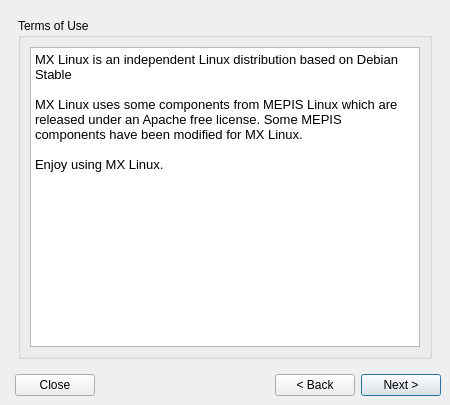
The window that meinstall.ui (anticapitalista/MX-installer) describes before a commit, drawn with Qt 5.
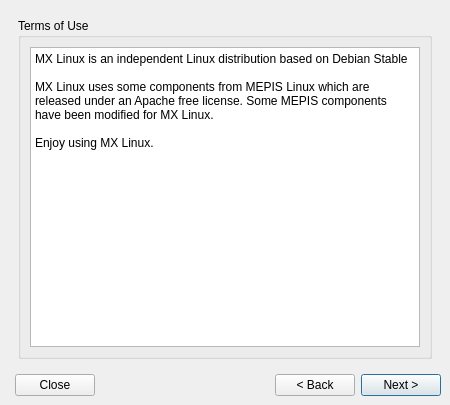
The same window after the commit. The open tabs and pages were chosen to show the change.

Commit message: changed installer text from HTML to plain text

```diff
--- a/meinstall.ui
+++ b/meinstall.ui
@@ -146,7 +146,7 @@
            <number>6</number>
           </property>
           <item row="0" column="0">
-           <widget class="QTextEdit" name="copyrightBrowser">
+           <widget class="QPlainTextEdit" name="copyrightBrowser">
             <property name="sizePolicy">
              <sizepolicy hsizetype="MinimumExpanding" vsizetype="MinimumExpanding">
               <horstretch>0</horstretch>
@@ -180,19 +180,15 @@
             <property name="horizontalScrollBarPolicy">
              <enum>Qt::ScrollBarAlwaysOff</enum>
             </property>
-            <property name="readOnly">
-             <bool>true</bool>
+            <property name="plainText">
+             <string>MX Linux is an independent Linux distribution based on Debian Stable
+
+MX Linux uses some components from MEPIS Linux which are released under an Apache free license. Some MEPIS components have been modified for MX Linux.
+
+Enjoy using MX Linux.</string>
             </property>
-            <property name="html">
-             <string>&lt;!DOCTYPE HTML PUBLIC &quot;-//W3C//DTD HTML 4.0//EN&quot; &quot;http://www.w3.org/TR/REC-html40/strict.dtd&quot;&gt;
-&lt;html&gt;&lt;head&gt;&lt;meta name=&quot;qrichtext&quot; content=&quot;1&quot; /&gt;&lt;style type=&quot;text/css&quot;&gt;
-p, li { white-space: pre-wrap; }
-&lt;/style&gt;&lt;/head&gt;&lt;body style=&quot; font-family:'Droid Sans'; font-size:10.5pt; font-weight:400; font-style:normal;&quot;&gt;
-&lt;p style=&quot; margin-top:0px; margin-bottom:0px; margin-left:0px; margin-right:0px; -qt-block-indent:0; text-indent:0px;&quot;&gt;&lt;span style=&quot; font-family:'Sans'; font-size:10pt;&quot;&gt;MX Linux is an independent Linux distribution based on Debian Stable&lt;/span&gt;&lt;/p&gt;
-&lt;p style=&quot;-qt-paragraph-type:empty; margin-top:0px; margin-bottom:0px; margin-left:0px; margin-right:0px; -qt-block-indent:0; text-indent:0px; font-family:'Sans'; font-size:10pt;&quot;&gt;&lt;br /&gt;&lt;/p&gt;
-&lt;p style=&quot; margin-top:0px; margin-bottom:0px; margin-left:0px; margin-right:0px; -qt-block-indent:0; text-indent:0px;&quot;&gt;&lt;span style=&quot; font-family:'Sans'; font-size:10pt;&quot;&gt;MX Linux uses some components from MEPIS Linux which are released under an Apache free license. Some MEPIS components have been modified for MX Linux.&lt;/span&gt;&lt;/p&gt;
-&lt;p style=&quot;-qt-paragraph-type:empty; margin-top:0px; margin-bottom:0px; margin-left:0px; margin-right:0px; -qt-block-indent:0; text-indent:0px; font-family:'Sans'; font-size:10pt;&quot;&gt;&lt;br /&gt;&lt;/p&gt;
-&lt;p style=&quot; margin-top:0px; margin-bottom:0px; margin-left:0px; margin-right:0px; -qt-block-indent:0; text-indent:0px;&quot;&gt;&lt;span style=&quot; font-family:'Sans'; font-size:10pt;&quot;&gt;Enjoy using MX Linux.&lt;/span&gt;&lt;/p&gt;&lt;/body&gt;&lt;/html&gt;</string>
+            <property name="textInteractionFlags">
+             <set>Qt::TextSelectableByKeyboard|Qt::TextSelectableByMouse</set>
             </property>
            </widget>
           </item>
```
Left out of the diff: 23 changed lines with no effect on the pictures.
